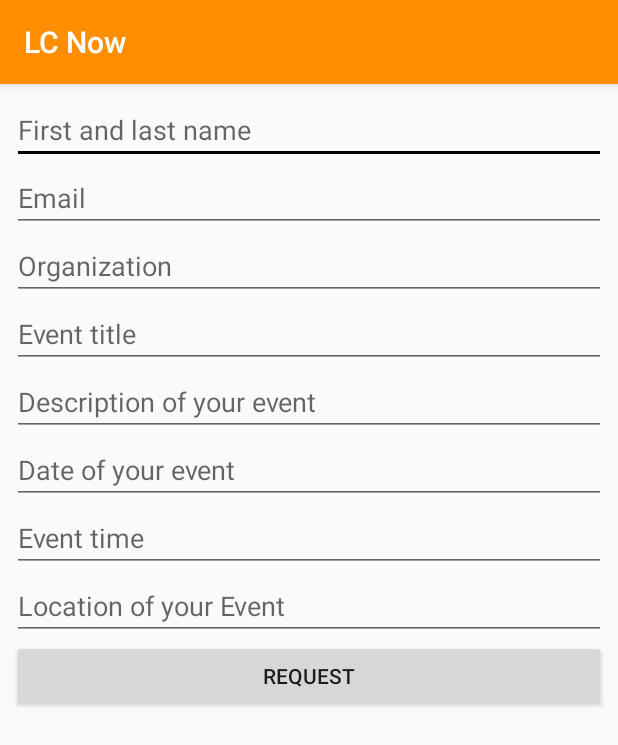
After one commit to ForsakenHeroStudios/LCNow, an Android app: the RequestAddEventActivity screen opened directly, with no data from a screen before it, on a phone screen of 412 x 824 dp. The commit adds this screen. Shown: the top 745 px of the screen. Run offline under Robolectric (Android 15) with nearby library versions, the phone set to English and light mode, and no system bars.

```diff
--- a/app/src/main/AndroidManifest.xml
+++ b/app/src/main/AndroidManifest.xml
@@ -26,6 +26,9 @@
             android:name=".MainActivity"
             android:label="@string/app_name">
         </activity>
+        <activity android:name=".HomeMenuActivity" />
+        <activity android:name=".RequestAddEventActivity" />
+
         <receiver android:name=".EventNotificationReceiver" android:exported="true">
             <intent-filter>
                 <action android:name="android.intent.action.BOOT_COMPLETED"/>
--- /dev/null
+++ b/app/src/main/java/com/example/stephen/todaylc/RequestAddEventActivity.java
@@ -0,0 +1,73 @@
+package com.example.stephen.todaylc;
+
+import android.content.Intent;
+import android.net.Uri;
+import android.os.Bundle;
+import android.support.v7.app.AppCompatActivity;
+import android.view.View;
+import android.widget.EditText;
+import android.widget.LinearLayout;
+import android.widget.Toast;
+;
+public class RequestAddEventActivity extends AppCompatActivity {
+    private EditText nameEdit, emailEdit, organizationEdit, editDescription, editDate, editTime, editLocation, titleEdit;
+    private LinearLayout addEventLayout;
+    private final String MAIL_TO = "sbaker@lclark.edu"; // TODO: change this to Jason's email
+
+
+    public void onCreate(Bundle savedInstanceState) {
+        super.onCreate(savedInstanceState);
+        setContentView(R.layout.request_add_event);
+        editDate = findViewById(R.id.editTextDate);
+        editDescription = findViewById(R.id.editTextDescription);
+        editLocation = findViewById(R.id.editTextLocation);
+        editTime = findViewById(R.id.editTextTime);
+        emailEdit = findViewById(R.id.editTextEmail);
+        organizationEdit = findViewById(R.id.editTextOrganization);
+        nameEdit = findViewById(R.id.editTextName);
+        titleEdit = findViewById(R.id.editTextEventTitle);
+
+        addEventLayout = findViewById(R.id.addEventLayout);
+        addEventLayout.setOnClickListener(new View.OnClickListener() {
+            @Override
+            public void onClick(View view) {
+                MainActivity.hideSoftKeyboard(RequestAddEventActivity.this);
+            }
+        });
+    }
+
+    /**
+     * Called when the request button is pressed. Sends formatted user inputs to third party email
+     * service of the user's choice.
+     *
+     * @param v the view which called this method
+     */
+    public void request(View v) {
+        String emailBody = "Hi Jason,\n\n" +
+                "I'm with " + organizationEdit.getText() +
+                " and we would like to add our event, " + titleEdit.getText() +
+                " to the LC events calendar." +
+                " It will take place at " + editLocation.getText() +
+                " on " + editDate.getText() + " at " + editTime.getText() + ". " +
+                "The description is below, and the image is attached.\n\n" +
+                "Thank you for your time,\n" + nameEdit.getText() + "\n\n" +
+                editDescription.getText() + "\n\n" +
+                "Sent with the LC Now App";
+        String[] CC = {""};
+        MainActivity.hideSoftKeyboard(RequestAddEventActivity.this);
+        Intent emailIntent = new Intent(Intent.ACTION_SEND);
+        emailIntent.setData(Uri.parse("mailto:"));
+        emailIntent.setType("text/plain");
+        emailIntent.putExtra(Intent.EXTRA_EMAIL, new String[]{MAIL_TO});
+        emailIntent.putExtra(Intent.EXTRA_CC, CC);
+        emailIntent.putExtra(Intent.EXTRA_SUBJECT, "Event posting request");
+        emailIntent.putExtra(Intent.EXTRA_TEXT, emailBody);
+        try {
+            startActivity(Intent.createChooser(emailIntent, "Send email"));
+            finish();
+        } catch (android.content.ActivityNotFoundException e) {
+            Toast.makeText(RequestAddEventActivity.this, "No email client installed.", Toast.LENGTH_LONG).show();
+        }
+
+    }
+}
--- a/app/src/main/java/com/example/stephen/todaylc/SplashActivity.java
+++ b/app/src/main/java/com/example/stephen/todaylc/SplashActivity.java
@@ -150,7 +150,7 @@ public class SplashActivity extends AppCompatActivity {
                     result.add(tempEvent);
                 }
                 // display the main activity now that all events have been loaded
-                Intent intent = new Intent(getApplicationContext(),MainActivity.class);
+                Intent intent = new Intent(getApplicationContext(),HomeMenuActivity.class);
                 startActivity(intent);
             }
         });
--- a/app/src/main/res/layout/activity_main.xml
+++ b/app/src/main/res/layout/activity_main.xml
@@ -97,7 +97,7 @@
         android:focusable="true"
         android:focusableInTouchMode="true"
         android:orientation="vertical"
-        android:visibility="invisible"
+        android:visibility="visible"
         app:layout_constraintBottom_toTopOf="@+id/navigation"
         app:layout_constraintTop_toTopOf="parent">
 
@@ -176,7 +176,7 @@
         android:layout_marginStart="8dp"
         android:layout_marginBottom="8dp"
         android:orientation="vertical"
-        android:visibility="visible"
+        android:visibility="invisible"
         app:layout_constraintBottom_toBottomOf="@+id/linearLayoutMain"
         app:layout_constraintEnd_toEndOf="@+id/linearLayoutMain"
         app:layout_constraintStart_toStartOf="@+id/linearLayoutMain"
--- /dev/null
+++ b/app/src/main/res/layout/request_add_event.xml
@@ -0,0 +1,95 @@
+<?xml version="1.0" encoding="utf-8"?>
+<android.support.constraint.ConstraintLayout xmlns:android="http://schemas.android.com/apk/res/android"
+    android:layout_width="match_parent"
+    android:layout_height="match_parent"
+    xmlns:app="http://schemas.android.com/apk/res-auto">
+
+    <LinearLayout
+        android:id="@+id/addEventLayout"
+        android:layout_width="match_parent"
+        android:layout_height="0dp"
+        android:layout_marginStart="8dp"
+        android:layout_marginTop="8dp"
+        android:layout_marginEnd="8dp"
+        android:layout_marginBottom="8dp"
+        android:orientation="vertical"
+        android:visibility="visible"
+        app:layout_constraintBottom_toBottomOf="parent"
+        app:layout_constraintEnd_toEndOf="parent"
+        app:layout_constraintStart_toStartOf="parent"
+        app:layout_constraintTop_toTopOf="parent">
+
+        <EditText
+            android:id="@+id/editTextName"
+            android:layout_width="match_parent"
+            android:layout_height="wrap_content"
+            android:ems="10"
+            android:hint="First and last name"
+            android:inputType="textPersonName" />
+
+        <EditText
+            android:id="@+id/editTextEmail"
+            android:layout_width="match_parent"
+            android:layout_height="wrap_content"
+            android:ems="10"
+            android:hint="Email"
+            android:inputType="textEmailAddress" />
+
+        <EditText
+            android:id="@+id/editTextOrganization"
+            android:layout_width="match_parent"
+            android:layout_height="wrap_content"
+            android:ems="10"
+            android:hint="Organization"
+            android:inputType="textPersonName" />
+
+        <EditText
+            android:id="@+id/editTextEventTitle"
+            android:layout_width="match_parent"
+            android:layout_height="wrap_content"
+            android:ems="10"
+            android:hint="Event title"
+            android:inputType="textPersonName" />
+
+        <EditText
+            android:id="@+id/editTextDescription"
+            android:layout_width="match_parent"
+            android:layout_height="wrap_content"
+            android:ems="10"
+            android:hint="Description of your event"
+            android:inputType="textMultiLine" />
+
+        <EditText
+            android:id="@+id/editTextDate"
+            android:layout_width="match_parent"
+            android:layout_height="wrap_content"
+            android:ems="10"
+            android:hint="Date of your event"
+            android:inputType="date" />
+
+        <EditText
+            android:id="@+id/editTextTime"
+            android:layout_width="match_parent"
+            android:layout_height="wrap_content"
+            android:ems="10"
+            android:hint="Event time"
+            android:inputType="time" />
+
+        <EditText
+            android:id="@+id/editTextLocation"
+            android:layout_width="match_parent"
+            android:layout_height="wrap_content"
+            android:ems="10"
+            android:hint="Location of your Event"
+            android:inputType="textMultiLine" />
+
+        <Button
+            android:id="@+id/buttonRequest"
+            android:layout_width="match_parent"
+            android:layout_height="wrap_content"
+            android:onClick="request"
+            android:text="Request" />
+
+    </LinearLayout>
+
+</android.support.constraint.ConstraintLayout>
```
Also changed, not shown: app/src/main/java/com/example/stephen/todaylc/HomeMenuActivity.java (added, +37 -0 lines), app/src/main/java/com/example/stephen/todaylc/ImageAdapter.java (added, +52 -0 lines), app/src/main/java/com/example/stephen/todaylc/MainActivity.java (+29 -29 lines), app/src/main/res/layout/home_menu.xml (added, +12 -0 lines).
